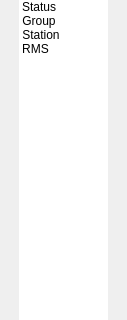
The window that HimalayaMain/Gui/Components/Reagents/Forms/ReagentSubMenuWidget.ui (Liyezhong/Master) describes before a commit, drawn with Qt 5; both pictures show x 0 to 127 and y 0 to 320 of the 127 by 512 pixel window.
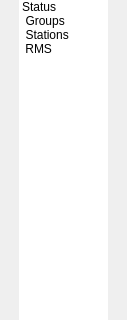
The same window after the commit. Icons and pictures are not drawn.

```diff
--- a/HimalayaMain/Gui/Components/Reagents/Forms/ReagentSubMenuWidget.ui
+++ b/HimalayaMain/Gui/Components/Reagents/Forms/ReagentSubMenuWidget.ui
@@ -113,7 +113,7 @@
      </item>
      <item>
       <property name="text">
-       <string>Group</string>
+       <string> Groups</string>
       </property>
       <property name="icon">
        <iconset resource="../../../../../../Platform/Gui/Components/MainMenu/Resource/MainMenu.qrc">
@@ -126,7 +126,7 @@
      </item>
      <item>
       <property name="text">
-       <string>Station</string>
+       <string> Stations</string>
       </property>
       <property name="icon">
        <iconset resource="../../../../../../Platform/Gui/Components/MainMenu/Resource/MainMenu.qrc">
@@ -140,7 +140,7 @@
      </item>
      <item>
       <property name="text">
-       <string>RMS</string>
+       <string> RMS</string>
       </property>
       <property name="icon">
        <iconset resource="../../../../../../Platform/Gui/Components/MainMenu/Resource/MainMenu.qrc">
```
